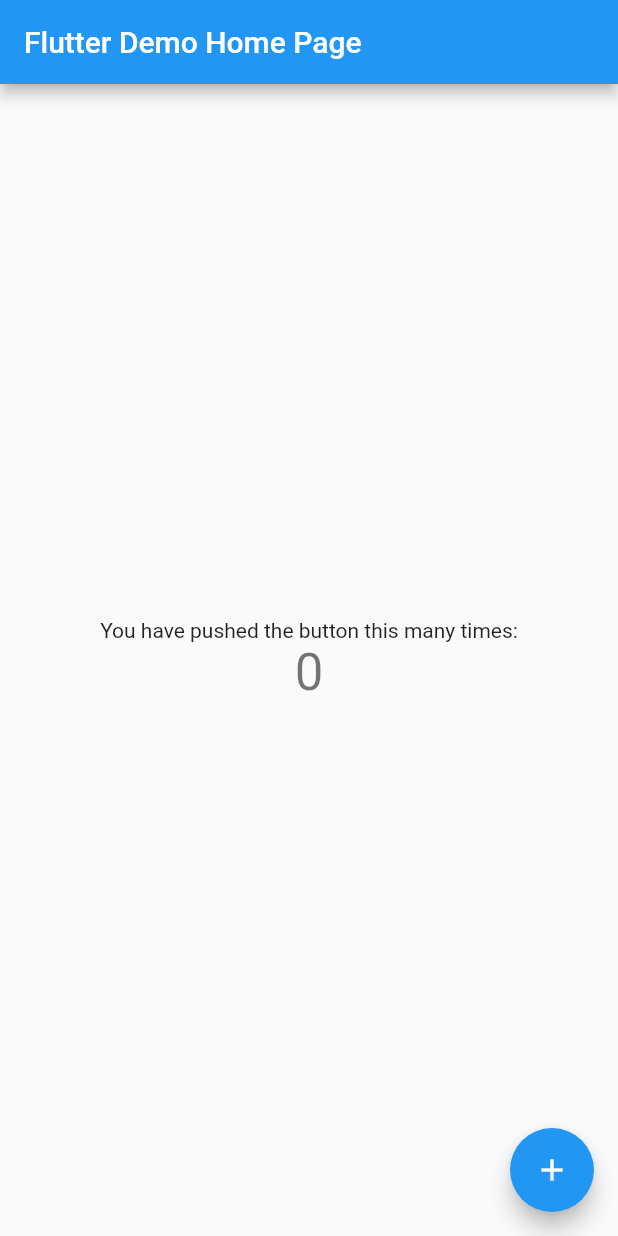
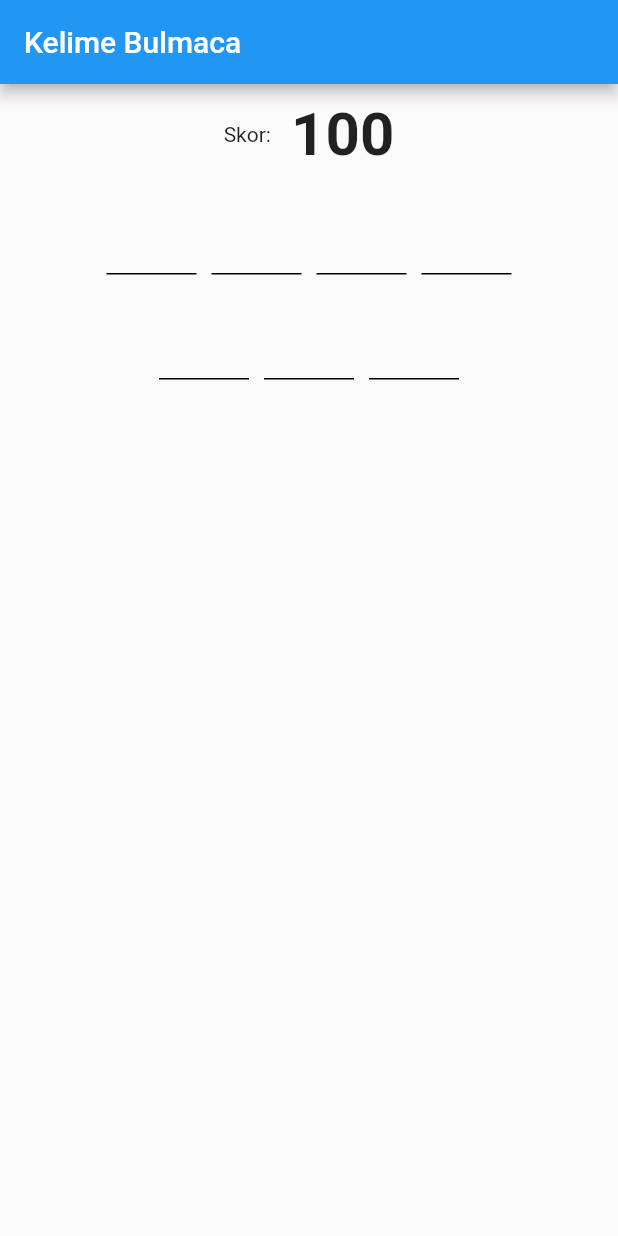
Before and after one commit to mehmetext/flutter_kelime_bulmaca, a Flutter app: the screen it shows after launch, on a phone screen of 412 x 824 dp. Run offline on Flutter 3.47's test engine with Material 2 defaults, Android fonts, the phone set to English and light mode, and no system bars; missing offline and left inert: virtual_keyboard_2.

Commit message:
kelimeler eklendi, sanal klavye eklendi, skor eklendi,

```diff
--- a/analysis_options.yaml
+++ b/analysis_options.yaml
@@ -24,6 +24,10 @@ linter:
   rules:
     # avoid_print: false  # Uncomment to disable the `avoid_print` rule
     # prefer_single_quotes: true  # Uncomment to enable the `prefer_single_quotes` rule
-
+    must_be_immutable: false
+    prefer_const_constructors: false
+    prefer_const_literals_to_create_immutables: false
+    non_constant_identifier_names: false
+    depend_on_referenced_packages: false
 # Additional information about this file can be found at
 # https://dart.dev/guides/language/analysis-options
--- a/lib/main.dart
+++ b/lib/main.dart
@@ -1,4 +1,6 @@
 import 'package:flutter/material.dart';
+
+import 'views/home_view.dart';
 
 void main() {
   runApp(const MyApp());
@@ -7,109 +9,14 @@ void main() {
 class MyApp extends StatelessWidget {
   const MyApp({super.key});
 
-  // This widget is the root of your application.
   @override
   Widget build(BuildContext context) {
     return MaterialApp(
-      title: 'Flutter Demo',
+      title: 'Kelime Bulmaca',
       theme: ThemeData(
-        // This is the theme of your application.
-        //
-        // Try running your application with "flutter run". You'll see the
-        // application has a blue toolbar. Then, without quitting the app, try
-        // changing the primarySwatch below to Colors.green and then invoke
-        // "hot reload" (press "r" in the console where you ran "flutter run",
-        // or simply save your changes to "hot reload" in a Flutter IDE).
-        // Notice that the counter didn't reset back to zero; the application
-        // is not restarted.
         primarySwatch: Colors.blue,
       ),
-      home: const MyHomePage(title: 'Flutter Demo Home Page'),
+      home: HomeView(),
     );
   }
 }
-
-class MyHomePage extends StatefulWidget {
-  const MyHomePage({super.key, required this.title});
-
-  // This widget is the home page of your application. It is stateful, meaning
-  // that it has a State object (defined below) that contains fields that affect
-  // how it looks.
-
-  // This class is the configuration for the state. It holds the values (in this
-  // case the title) provided by the parent (in this case the App widget) and
-  // used by the build method of the State. Fields in a Widget subclass are
-  // always marked "final".
-
-  final String title;
-
-  @override
-  State<MyHomePage> createState() => _MyHomePageState();
-}
-
-class _MyHomePageState extends State<MyHomePage> {
-  int _counter = 0;
-
-  void _incrementCounter() {
-    setState(() {
-      // This call to setState tells the Flutter framework that something has
-      // changed in this State, which causes it to rerun the build method below
-      // so that the display can reflect the updated values. If we changed
-      // _counter without calling setState(), then the build method would not be
-      // called again, and so nothing would appear to happen.
-      _counter++;
-    });
-  }
-
-  @override
-  Widget build(BuildContext context) {
-    // This method is rerun every time setState is called, for instance as done
-    // by the _incrementCounter method above.
-    //
-    // The Flutter framework has been optimized to make rerunning build methods
-    // fast, so that you can just rebuild anything that needs updating rather
-    // than having to individually change instances of widgets.
-    return Scaffold(
-      appBar: AppBar(
-        // Here we take the value from the MyHomePage object that was created by
-        // the App.build method, and use it to set our appbar title.
-        title: Text(widget.title),
-      ),
-      body: Center(
-        // Center is a layout widget. It takes a single child and positions it
-        // in the middle of the parent.
-        child: Column(
-          // Column is also a layout widget. It takes a list of children and
-          // arranges them vertically. By default, it sizes itself to fit its
-          // children horizontally, and tries to be as tall as its parent.
-          //
-          // Invoke "debug painting" (press "p" in the console, choose the
-          // "Toggle Debug Paint" action from the Flutter Inspector in Android
-          // Studio, or the "Toggle Debug Paint" command in Visual Studio Code)
-          // to see the wireframe for each widget.
-          //
-          // Column has various properties to control how it sizes itself and
-          // how it positions its children. Here we use mainAxisAlignment to
-          // center the children vertically; the main axis here is the vertical
-          // axis because Columns are vertical (the cross axis would be
-          // horizontal).
-          mainAxisAlignment: MainAxisAlignment.center,
-          children: <Widget>[
-            const Text(
-              'You have pushed the button this many times:',
-            ),
-            Text(
-              '$_counter',
-              style: Theme.of(context).textTheme.headline4,
-            ),
-          ],
-        ),
-      ),
-      floatingActionButton: FloatingActionButton(
-        onPressed: _incrementCounter,
-        tooltip: 'Increment',
-        child: const Icon(Icons.add),
-      ), // This trailing comma makes auto-formatting nicer for build methods.
-    );
-  }
-}
--- /dev/null
+++ b/lib/utils/constants.dart
@@ -0,0 +1,9 @@
+class Constants {
+  static final List<String> words = [
+    "yazılım",
+    "teknik",
+    "flutter",
+    "dart",
+    "bug",
+  ];
+}
--- /dev/null
+++ b/lib/views/home_view.dart
@@ -0,0 +1,147 @@
+import 'dart:math';
+
+import "package:flutter/material.dart";
+import 'package:flutter_kelime_bulmaca/utils/constants.dart';
+import 'package:virtual_keyboard_2/virtual_keyboard_2.dart';
+
+class HomeView extends StatefulWidget {
+  const HomeView({super.key});
+
+  @override
+  State<HomeView> createState() => _HomeViewState();
+}
+
+class _HomeViewState extends State<HomeView> {
+  late int random;
+  late String word;
+  TextEditingController textController = TextEditingController();
+
+  int score = 100;
+  int falseScore = 20;
+  int trueScore = 30;
+
+  List<String> enteredChars = [];
+
+  @override
+  void initState() {
+    super.initState();
+
+    random = Random().nextInt(Constants.words.length);
+    word = Constants.words[random];
+
+    textController.addListener(() {
+      if (textController.text.isNotEmpty) {
+        control();
+        textController.text = "";
+      }
+    });
+  }
+
+  void control() {
+    String char = textController.text.toUpperCase().toLowerCase();
+
+    if (!enteredChars.contains(char)) {
+      enteredChars.add(char);
+
+      if (word.toUpperCase().toLowerCase().contains(char)) {
+        score += trueScore;
+      } else {
+        score -= falseScore;
+      }
+    }
+
+    setState(() {});
+  }
+
+  @override
+  Widget build(BuildContext context) {
+    return Scaffold(
+      appBar: AppBar(
+        title: Text("Kelime Bulmaca"),
+      ),
+      body: bodyWidget,
+    );
+  }
+
+  Widget get bodyWidget => Column(
+        children: [
+          Expanded(
+            child: Column(
+              children: [
+                scoreWidget,
+                wordWidget,
+              ],
+            ),
+          ),
+          keyboardWidget,
+        ],
+      );
+
+  Widget get scoreWidget => Container(
+        padding: EdgeInsets.all(10),
+        child: Row(
+          mainAxisAlignment: MainAxisAlignment.center,
+          children: [
+            Text("Skor: "),
+            SizedBox(width: 10),
+            Text(
+              "$score",
+              style: TextStyle(
+                fontWeight: FontWeight.bold,
+                fontSize: 40,
+              ),
+            ),
+          ],
+        ),
+      );
+
+  Widget get wordWidget => Container(
+        constraints: BoxConstraints(
+          maxWidth: MediaQuery.of(context).size.width * 0.8,
+        ),
+        decoration: BoxDecoration(
+          color: Colors.transparent,
+        ),
+        child: Wrap(
+          runSpacing: 10,
+          spacing: 10,
+          alignment: WrapAlignment.center,
+          runAlignment: WrapAlignment.center,
+          children: [
+            for (int i = 0; i < word.length; i++)
+              Container(
+                decoration: BoxDecoration(
+                  border: Border(
+                    bottom: BorderSide(
+                      width: 1,
+                      color: Colors.black,
+                    ),
+                  ),
+                ),
+                width: 60,
+                height: 60,
+                alignment: Alignment.center,
+                child:
+                    enteredChars.contains(word[i].toUpperCase().toLowerCase())
+                        ? Text(
+                            word[i],
+                            textAlign: TextAlign.center,
+                            style: TextStyle(
+                              fontSize: 24,
+                              fontWeight: FontWeight.bold,
+                            ),
+                          )
+                        : null,
+              ),
+          ],
+        ),
+      );
+
+  Widget get keyboardWidget => VirtualKeyboard(
+        type: VirtualKeyboardType.Alphanumeric,
+        textController: textController,
+        builder: (context, key) {
+          return Container();
+        },
+      );
+}
```
Also changed, not shown: pubspec.yaml (+3 -4 lines), pubspec.lock.
